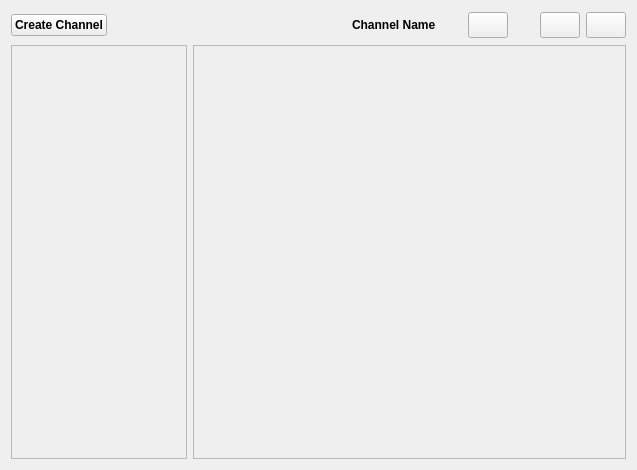
First picture: the form in retroshare-gui/src/gui/ChannelFeed.ui, repository RetroShare/RetroShare, before the edit.
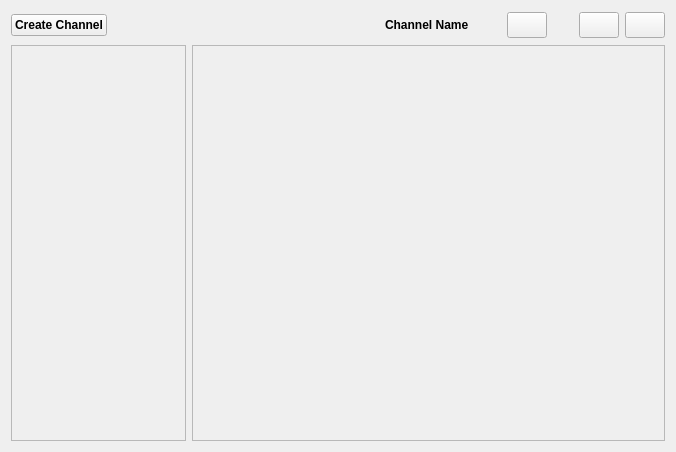
Second picture: the form after the edit. Icons and pictures are not drawn.

Diff of the .ui file:
```diff
--- a/retroshare-gui/src/gui/ChannelFeed.ui
+++ b/retroshare-gui/src/gui/ChannelFeed.ui
@@ -5,8 +5,8 @@
    <rect>
     <x>0</x>
     <y>0</y>
-    <width>637</width>
-    <height>470</height>
+    <width>676</width>
+    <height>452</height>
    </rect>
   </property>
   <property name="windowTitle" >
@@ -194,7 +194,7 @@
      </property>
      <property name="maximumSize" >
       <size>
-       <width>240</width>
+       <width>220</width>
        <height>16777215</height>
       </size>
      </property>
@@ -215,8 +215,8 @@
    <item row="1" column="2" colspan="8" >
     <widget class="QFrame" name="msgFrame" >
      <property name="sizePolicy" >
-      <sizepolicy vsizetype="Preferred" hsizetype="Expanding" >
-       <horstretch>0</horstretch>
+      <sizepolicy vsizetype="Expanding" hsizetype="Expanding" >
+       <horstretch>1</horstretch>
        <verstretch>0</verstretch>
       </sizepolicy>
      </property>
```
Left out of the diff: 18 changed lines with no effect on the pictures.
